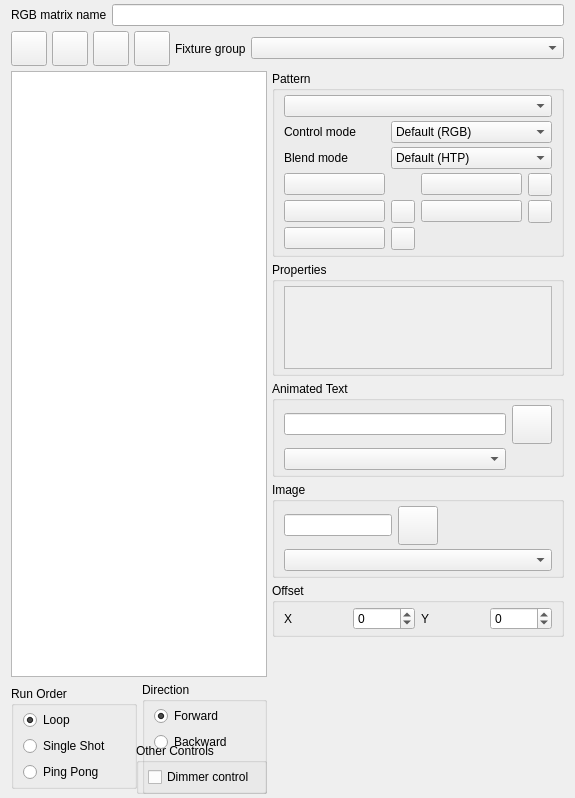
First picture: the form in ui/src/rgbmatrixeditor.ui, repository filipolszewsk/qlcplus, before the edit.
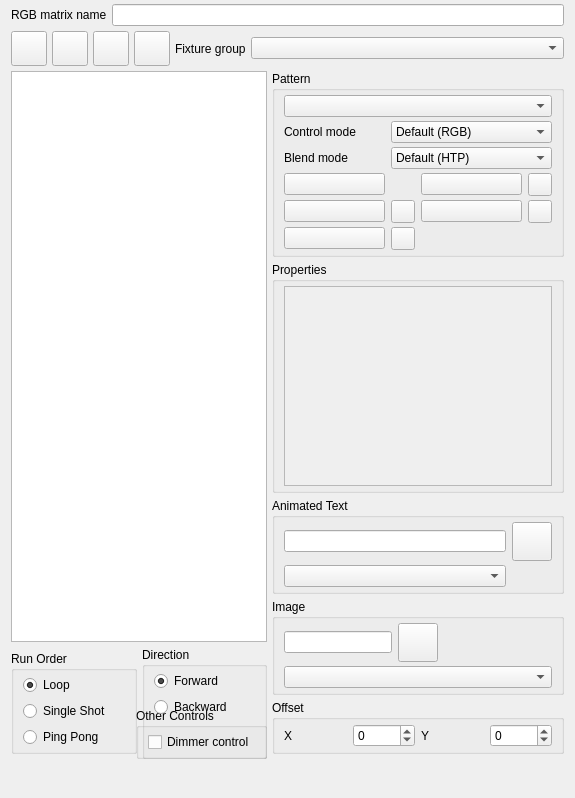
Second picture: the form after the edit. Icons and pictures are not drawn.

Commit message: Improve RGB Matrix Editor layout organization

Diff of the .ui file:
```diff
--- a/ui/src/rgbmatrixeditor.ui
+++ b/ui/src/rgbmatrixeditor.ui
@@ -334,7 +334,7 @@
      </item>
     </layout>
    </item>
-   <item row="2" column="4">
+   <item row="2" column="4" rowspan="10">
     <layout class="QVBoxLayout" name="verticalLayout_5">
      <item>
       <widget class="QGroupBox" name="m_patternGroup">
```
The commit also changes 2 other files.
